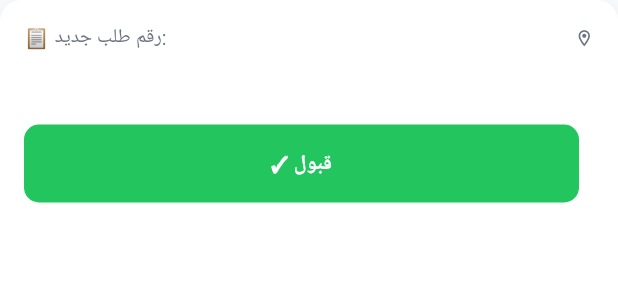
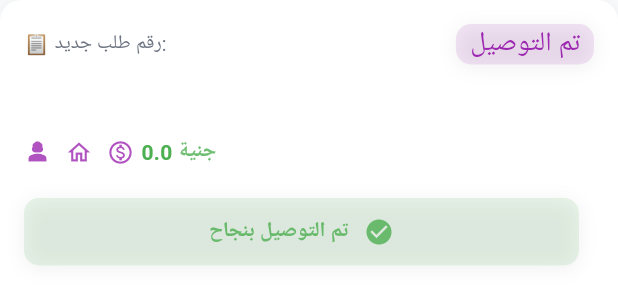
Before and after one commit to AbdelrahmanElkholy41/vill_pharmacy, a Flutter app: the StatusCard widget shown alone on an empty page, opened directly with empty values, on a phone screen of 412 x 824 dp. Shown: the top 305 px of the screen. Run offline on Flutter 3.47's test engine with Material 3 defaults, Android fonts, the phone set to English and light mode, and no system bars; our stand-ins replace dio, equatable, flutter_bloc, flutter_screenutil, flutter_secure_storage, geolocator and 2 more; accounts and stored records are empty; network calls fail; Roboto replaces fonts that are missing (Cairo).

Commit message:
handel prepare order and fixed ui

```diff
--- a/lib/features/auth/presentation/Cubit/login_cubit.dart
+++ b/lib/features/auth/presentation/Cubit/login_cubit.dart
@@ -1,3 +1,5 @@
+import 'package:dio/dio.dart';
+import 'package:flutter/cupertino.dart';
 import 'package:flutter_bloc/flutter_bloc.dart';
 
 import '../../../../core/widget/toast_message.dart';
@@ -37,9 +39,10 @@ class LoginCubit extends Cubit<LoginState> {
       );
 
 
-    } catch (e) {
+    } on DioException catch (e) {
 
-      emit(LoginError(AppToast.getErrorMessage(e)));      }
+      emit(LoginError(AppToast.getErrorMessage(e)));
+    }
 
 
     }
--- a/lib/features/dashboard_pharmacy/data/dataSource/all_order_remote_datasource.dart
+++ b/lib/features/dashboard_pharmacy/data/dataSource/all_order_remote_datasource.dart
@@ -3,4 +3,5 @@ import 'package:pharmacy_app/features/dashboard_pharmacy/data/modal/all_order_mo
 abstract class AllOrderRemoteDatasource {
   Future<List<AllOrderModal>> getAllOrders();
 
+
 }
--- a/lib/features/dashboard_pharmacy/data/dataSource/all_order_remote_datasource_imp.dart
+++ b/lib/features/dashboard_pharmacy/data/dataSource/all_order_remote_datasource_imp.dart
@@ -28,4 +28,5 @@ class AllOrderRemoteDatasourceImp implements AllOrderRemoteDatasource {
         .map((json) => AllOrderModal.fromJson(json))
         .toList();
   }
+
 }
--- a/lib/features/dashboard_pharmacy/data/repository/repositori_imp.dart
+++ b/lib/features/dashboard_pharmacy/data/repository/repositori_imp.dart
@@ -7,4 +7,5 @@ class RepositoriImp {
   Future<List<AllOrderModal>> getAllOrders() async {
     return await allOrderRemoteDatasourceImp.getAllOrders();
   }
+
 }
--- a/lib/features/dashboard_pharmacy/presentation/Cubit/all_order_cubit.dart
+++ b/lib/features/dashboard_pharmacy/presentation/Cubit/all_order_cubit.dart
@@ -53,7 +53,6 @@ class AllOrderCubit extends Cubit<AllOrderState> {
     try {
       final orders = await repositoriImp.getAllOrders();
 
-      print("ORDERS FOUND: $orders");
 
       if (!isClosed) {
         emit(AllOrderSuccess(orders));
@@ -66,4 +65,4 @@ class AllOrderCubit extends Cubit<AllOrderState> {
     }
   }
 
-}
+  }
--- a/lib/features/dashboard_pharmacy/presentation/Cubit/income_cubit.dart
+++ b/lib/features/dashboard_pharmacy/presentation/Cubit/income_cubit.dart
@@ -65,6 +65,17 @@ class IncomeCubit extends Cubit<IncomeState> {
         emit(IncomeError(AppToast.getErrorMessage(e)));      }
     }
   }
+  Future<void> prepareOrder(String orderId) async {
+
+    try {
+      await repository.prepareOrder(orderId);
+
+    } catch (e) {
+      if (!isClosed) {
+        emit(IncomeError(AppToast.getErrorMessage(e)));      }
+    }
+
+  }
 
   void startPolling() {
     if (_timer != null) return;
--- a/lib/features/dashboard_pharmacy/presentation/screens/dashboard.dart
+++ b/lib/features/dashboard_pharmacy/presentation/screens/dashboard.dart
@@ -194,6 +194,7 @@ class PharmacyDashboardScreen extends StatelessWidget {
                                     price,
                                     deliveryTime,
                                   );
+                                  incomeCubit.prepareOrder(order.id);
                                 },
                               );
                             },
@@ -219,9 +220,7 @@ class PharmacyDashboardScreen extends StatelessWidget {
 
                             },
                           );
-
-                          print("ORDER ID: ${order.id}");
-                        },
+                          },
                       ),
                     );
                   },
--- a/lib/features/dashboard_pharmacy/presentation/screens/delivery_tracking_screen.dart
+++ b/lib/features/dashboard_pharmacy/presentation/screens/delivery_tracking_screen.dart
@@ -1,4 +1,3 @@
-
 import 'package:flutter/material.dart';
 import 'package:flutter_bloc/flutter_bloc.dart';
 
@@ -32,7 +31,9 @@ class DeliveryTrackingScreen extends StatelessWidget {
             .toList();
 
         final onTheWay = allItems
-            .where((order) => order.status.toLowerCase()== 'accepted')
+            .where((order) =>
+                order.status.toLowerCase() == 'accepted' ||
+                order.status.toLowerCase() == 'preparing')
             .toList()
             .reversed
             .toList();
--- a/lib/features/dashboard_pharmacy/presentation/widgets/delivery_list.dart
+++ b/lib/features/dashboard_pharmacy/presentation/widgets/delivery_list.dart
@@ -29,8 +29,6 @@ class DeliveryList extends StatelessWidget {
       separatorBuilder: (_, __) => const SizedBox(height: 12),
       itemBuilder: (_, i) => StatusCard(
         order:  items![i],
-        onAccept: () {},
-        onReject: () {},
       ),
     );
   }
--- a/lib/features/dashboard_pharmacy/presentation/widgets/status_card.dart
+++ b/lib/features/dashboard_pharmacy/presentation/widgets/status_card.dart
@@ -1,31 +1,21 @@
 import 'package:flutter/material.dart';
+import 'package:flutter_screenutil/flutter_screenutil.dart';
+import 'package:pharmacy_app/core/helpers/spacing.dart';
 
-import '../../../../core/helpers/extensions.dart';
-import '../../../../core/routing/routes.dart';
-import '../../../new_order/data/models/order_modal.dart';
+import '../../../../core/theme/app_colors.dart';
 import '../../data/modal/all_order_modal.dart';
 
 class StatusCard extends StatelessWidget {
   final AllOrderModal order;
-  final VoidCallback onAccept;
-  final VoidCallback onReject;
-
-
 
   const StatusCard({
     super.key,
     required this.order,
-    required this.onAccept,
-    required this.onReject,
   });
 
   @override
   Widget build(BuildContext context) {
-    return GestureDetector(
-      onTap: () {
-        context.pushNamed(Routes.orderDetailsScreen, arguments: order);
-      },
-      child: Container(
+    return Container(
       padding: const EdgeInsets.all(16),
       decoration: BoxDecoration(
         color: Colors.white,
@@ -74,18 +64,38 @@ class StatusCard extends StatelessWidget {
               ),
               Row(
                 children: [
-                    const Icon(Icons.location_on_outlined,size: 13,color: Color(0xFF6B7280),),
-                    Text(order.customer.address ?? "العنوان غير متوفر",
+                  Container(
+                    decoration: BoxDecoration(
+                        color: Colors.purple.withOpacity(0.12),
+                        borderRadius: BorderRadius.circular(10),
+                        boxShadow: [
+                          BoxShadow(
+                            color: Colors.black.withOpacity(0.06),
+                            blurRadius: 10,
+                            offset: const Offset(0, 2),
+                          ),
+                        ]),
+                    child: Text(
+                      order.status == 'accepted' || order.status == 'preparing'
+                          ? '  في الطريق  '
+                          : '  تم التوصيل  ',
                       style: const TextStyle(
-                          fontSize: 13,
-                          color: Color(0xFF6B7280),
-                        ))
+                        fontSize: 18,
+                        color: Colors.purple,
+                      ),
+                    ),
+                  )
                 ],
               ),
-
             ],
           ),
           const SizedBox(height: 10),
+          Column(
+            crossAxisAlignment: CrossAxisAlignment.start,
+            children: [
+              Row(
+                mainAxisAlignment: MainAxisAlignment.spaceBetween,
+                children: [
                   Align(
                     alignment: Alignment.centerRight,
                     child: Text(
@@ -108,6 +118,7 @@ class StatusCard extends StatelessWidget {
                         ),
                         SizedBox(width: 4),
                         Text(
+                          textAlign: TextAlign.end,
                           'يوجد صورة روشتة',
                           style: TextStyle(
                             fontSize: 12,
@@ -117,27 +128,107 @@ class StatusCard extends StatelessWidget {
                       ],
                     ),
                   ],
+                ],
+              ),
               const SizedBox(height: 14),
+              Row(children: [
+                Icon(
+                  Icons.person_3_sharp,
+                  size: 18,
+                  color: Colors.purple.withOpacity(0.8),
+                ),
+                horizontalSpace(4.w),
+                Text(
+                  order.customer.fullName,
+                  style: const TextStyle(
+                    fontSize: 14,
+                    color: AppColors.primaryDark,
+                  ),
+                ),
+                horizontalSpace(4.w),
+                Icon(
+                  Icons.home_outlined,
+                  size: 18,
+                  color: Colors.purple.withOpacity(0.8),
+                ),
+                horizontalSpace(4.w),
+                Text(order.customer.address ?? ' العنوان غير متوفر  ',
+                    style: const TextStyle(
+                      fontSize: 14,
+                      color: AppColors.primaryDark,
+                    )),
+                horizontalSpace(4.w),
+                Icon(Icons.monetization_on_outlined,
+                    size: 18, color: Colors.purple.withOpacity(0.8)),
+                horizontalSpace(4.w),
+                Text(order.price.toString(),
+                    style: const TextStyle(
+                      fontSize: 14,
+                      fontWeight: FontWeight.bold,
+                      color: Colors.green,
+                    )),
+                Text(
+                  " جنية",
+                  style: TextStyle(
+                    fontSize: 14,
+                    fontWeight: FontWeight.bold,
+                    color: Colors.green.withOpacity(0.8),
+                  ),
+                )
+              ])
+            ],
+          ),
+          const SizedBox(height: 20),
           Row(
             children: [
               Expanded(
-                  child: ElevatedButton(
-                    onPressed: onAccept,
-                    style: ElevatedButton.styleFrom(
-                      backgroundColor: const Color(0xFF22C55E),
-                      foregroundColor: Colors.white,
+                child: Container(
                   padding: const EdgeInsets.symmetric(vertical: 12),
-                      shape: RoundedRectangleBorder(
+                  decoration: BoxDecoration(
+                    color: Colors.green.withOpacity(0.12),
                     borderRadius: BorderRadius.circular(10),
+                    boxShadow: [
+                      BoxShadow(
+                        color: Colors.black.withOpacity(0.06),
+                        blurRadius: 10,
+                        offset: const Offset(0, 2),
                       ),
-                      elevation: 0,
+                    ],
                   ),
-                    child: const Text(
-                      '✓ قبول',
+                  alignment: Alignment.center,
+                  child: Row(
+                    mainAxisAlignment: MainAxisAlignment.center,
+                    children: [
+                      order.status == 'accepted' || order.status == 'preparing'
+                          ? Text(
+                              'جاري التوصيل ',
                               style: TextStyle(
+                                fontSize: 14,
                                 fontWeight: FontWeight.bold,
+                                color: Colors.green.withOpacity(0.8),
+                              ),
+                            )
+                          : Text(
+                              'تم التوصيل بنجاح',
+                              style: TextStyle(
                                 fontSize: 14,
+                                fontWeight: FontWeight.bold,
+                                color: Colors.green.withOpacity(0.8),
                               ),
+                            ),
+                      const SizedBox(width: 10),
+                      order.status == 'accepted' || order.status == 'preparing'
+                          ? Icon(
+                              Icons.delivery_dining_outlined,
+                              color: Colors.green.withOpacity(0.8),
+                              size: 20,
+                            )
+                          : Icon(
+                              Icons.check_circle,
+                              color: Colors.green.withOpacity(0.8),
+                              size: 20,
+                            )
+                    ],
                   ),
                 ),
               ),
@@ -145,7 +236,7 @@ class StatusCard extends StatelessWidget {
               order.isTargeted
                   ? Expanded(
                       child: ElevatedButton(
-                    onPressed: onReject,
+                        onPressed: () {},
                         style: ElevatedButton.styleFrom(
                           backgroundColor: const Color(0xFFEF4444),
                           foregroundColor: Colors.white,
@@ -164,12 +255,11 @@ class StatusCard extends StatelessWidget {
                         ),
                       ),
                     )
-                    : SizedBox(),
+                  : const SizedBox(),
             ],
           ),
         ],
       ),
-      ),
     );
   }
 }
--- a/lib/features/new_order/data/datasource/remot_data_source.dart
+++ b/lib/features/new_order/data/datasource/remot_data_source.dart
@@ -8,4 +8,6 @@ abstract class OrderRemoteDataSource {
   Future<List<IncomingOrderModel>> getOrders();
   Future<void> acceptOrder(String orderId, double price, int deliveryTime);
   Future<void> rejectOrder(String orderId, String reson);
+  Future<void> prepareOrder(String orderId);
+
 }
--- a/lib/features/new_order/data/datasource/remot_data_source_Imp.dart
+++ b/lib/features/new_order/data/datasource/remot_data_source_Imp.dart
@@ -97,7 +97,19 @@ class OrderRemoteDataSourceImpl implements OrderRemoteDataSource {
 
         }
         ));
+  }
+  @override
+  Future<void> prepareOrder(String orderId) async {
+    final token = await localDataSource.getAccessToken();
+    final response = await dio.patch(
+        "https://pharmacy-nu-ivory.vercel.app/api/v1/orders/$orderId/preparing",
 
+        options: Options(
+            headers: {
+              "Authorization": "Bearer $token",
 
+            }
+        ));
   }
+
 }
--- a/lib/features/new_order/data/repositories/order_repository_impl.dart.dart
+++ b/lib/features/new_order/data/repositories/order_repository_impl.dart.dart
@@ -22,4 +22,7 @@ class OrderRepositoryImpl {
   Future<void> rejectOrder(String orderId,String reson) async {
     return await remoteDataSource.rejectOrder(orderId,reson);
 }
+  Future<void> prepareOrder(String orderId) async {
+    return await remoteDataSource .prepareOrder(orderId);
+  }
 }
--- a/lib/features/new_order/presentation/cubit/order_cubit.dart
+++ b/lib/features/new_order/presentation/cubit/order_cubit.dart
@@ -23,4 +23,5 @@ class OrderCubit extends Cubit<OrderState> {
     }
   }
 
+
 }
```
Lines whose indentation alone changed are shown as unchanged.
